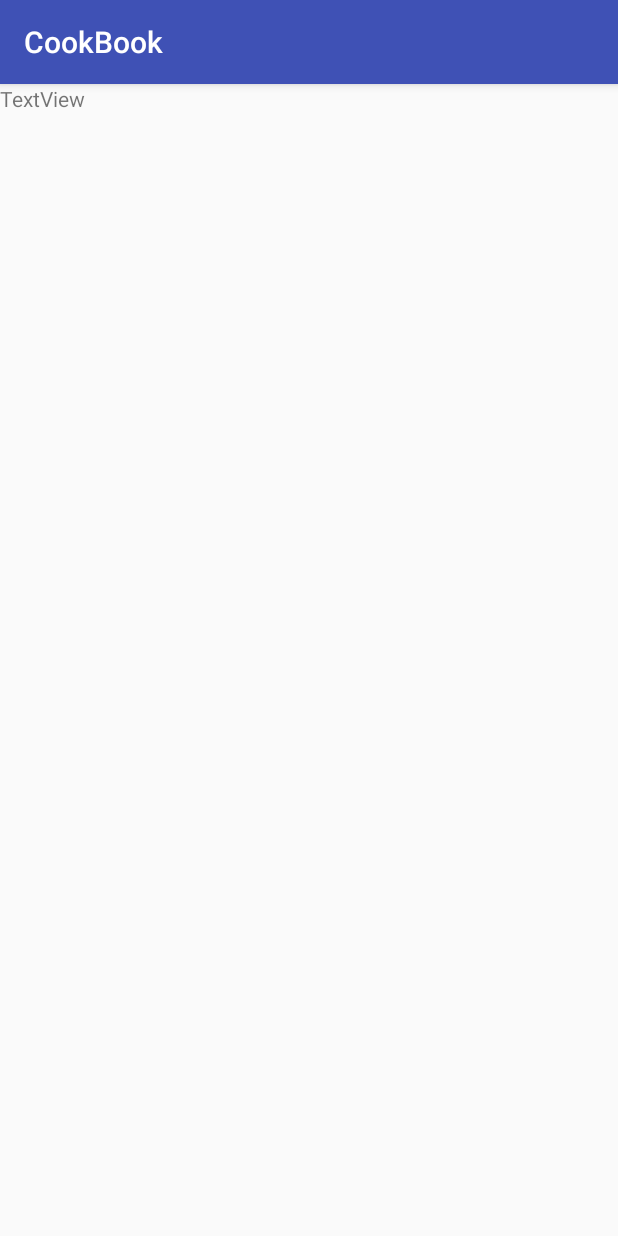
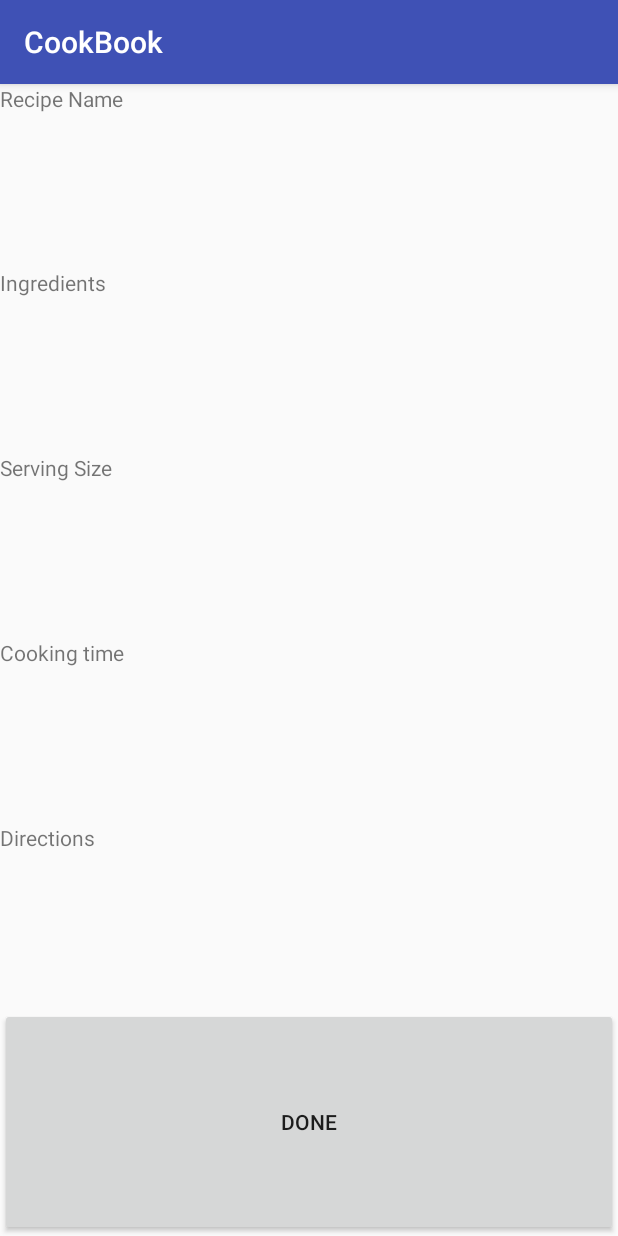
Before and after one commit to T-plusplus/HackISU, an Android app: the CreateRecipe screen opened directly, with no data from a screen before it, on a phone screen of 412 x 824 dp. Run offline under Robolectric (Android 15) with nearby library versions, the phone set to English and light mode, and no system bars.

Commit message:
gave create recipe a user interface

```diff
--- a/CookBook/app/src/main/res/layout/activity_create_recipe.xml
+++ b/CookBook/app/src/main/res/layout/activity_create_recipe.xml
@@ -4,13 +4,49 @@
     xmlns:tools="http://schemas.android.com/tools"
     android:layout_width="match_parent"
     android:layout_height="match_parent"
-    tools:context="com.example.tyler.cookbook.CreateRecipe">
-
+    tools:context="com.example.tyler.cookbook.CreateRecipe"
+    android:orientation="vertical">
 
     <TextView
         android:id="@+id/textView"
-        android:layout_width="wrap_content"
+        android:layout_width="match_parent"
         android:layout_height="wrap_content"
         android:layout_weight="1"
-        android:text="TextView" />
+        android:text="Recipe Name" />
+
+    <TextView
+        android:id="@+id/textView2"
+        android:layout_width="match_parent"
+        android:layout_height="wrap_content"
+        android:layout_weight="1"
+        android:text="Ingredients" />
+
+    <TextView
+        android:id="@+id/textView3"
+        android:layout_width="match_parent"
+        android:layout_height="wrap_content"
+        android:layout_weight="1"
+        android:text="Serving Size" />
+
+    <TextView
+        android:id="@+id/textView7"
+        android:layout_width="match_parent"
+        android:layout_height="wrap_content"
+        android:layout_weight="1"
+        android:text="Cooking time" />
+
+    <TextView
+        android:id="@+id/textView9"
+        android:layout_width="match_parent"
+        android:layout_height="wrap_content"
+        android:layout_weight="1"
+        android:text="Directions" />
+
+    <Button
+        android:id="@+id/button3"
+        android:layout_width="match_parent"
+        android:layout_height="wrap_content"
+        android:layout_weight="1"
+        android:text="Done" />
+
 </LinearLayout>
```
Also changed, not shown: CookBook/app/src/main/java/com/example/tyler/cookbook/Recipe.java (line endings or trailing spaces).
